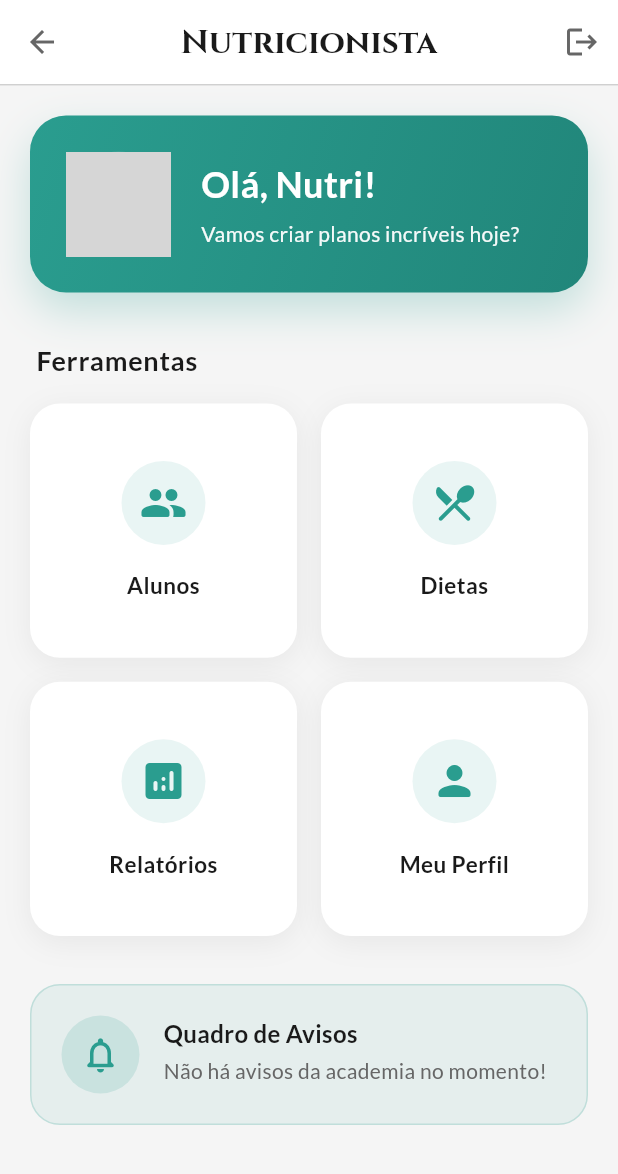
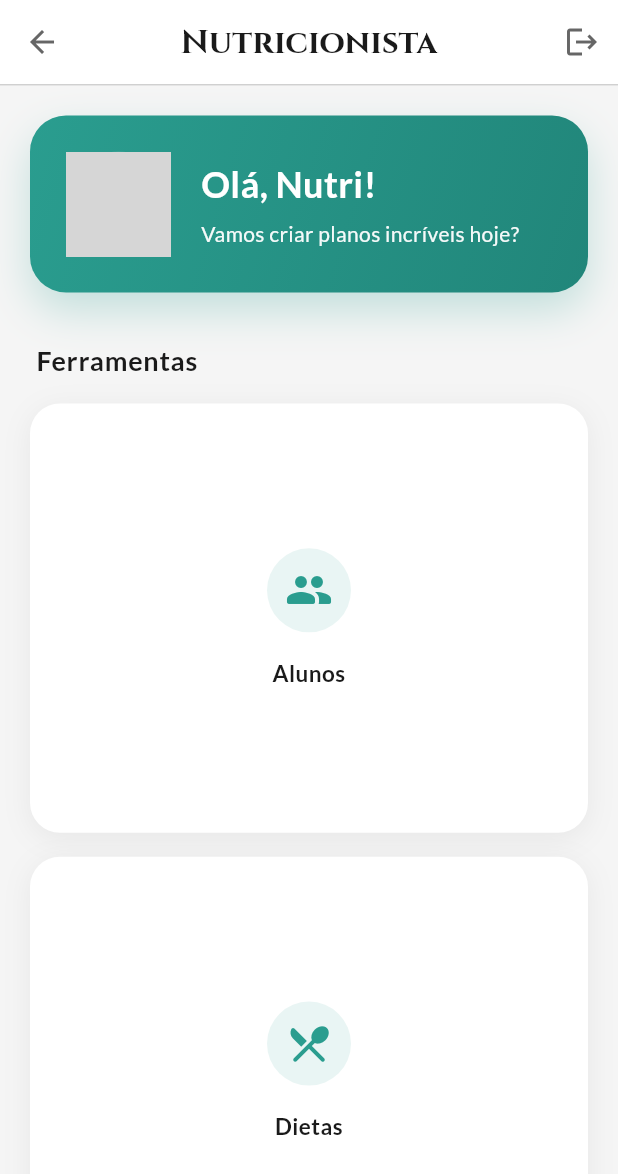
Before and after one commit to Danillo98/spartan_app, a Flutter app: the NutritionistDashboard screen opened directly, on a phone screen of 412 x 824 dp. Shown: the top 1174 px of the screen. Run offline on Flutter 3.47's test engine with Material 3 defaults, Android fonts, the phone set to English and light mode, and no system bars; our stand-ins replace firebase_core, firebase_messaging, flutter_secure_storage, google_fonts, image_picker, mask_text_input_formatter and 1 more; accounts and stored records are empty; network calls fail; grey boxes are pictures that could not be loaded.

Commit message:
Feat: Add Responsive Layout for Dashboards (Web/Desktop Support)

```diff
--- a/lib/screens/nutritionist/nutritionist_dashboard.dart
+++ b/lib/screens/nutritionist/nutritionist_dashboard.dart
@@ -7,6 +7,7 @@ import 'my_students_screen.dart';
 import 'nutritionist_profile_screen.dart';
 import '../../widgets/bulletin_board_card.dart';
 import 'reports/reports_list_screen.dart';
+import '../../widgets/responsive_utils.dart';
 
 class NutritionistDashboard extends StatefulWidget {
   const NutritionistDashboard({super.key});
@@ -155,6 +156,7 @@ class _NutritionistDashboardState extends State<NutritionistDashboard>
               child: SlideTransition(
                 position: _slideAnimation,
                 child: SingleChildScrollView(
+                  child: ResponsiveContainer(
                     padding: const EdgeInsets.all(20),
                     child: Column(
                       crossAxisAlignment: CrossAxisAlignment.start,
@@ -174,7 +176,8 @@ class _NutritionistDashboardState extends State<NutritionistDashboard>
                             borderRadius: BorderRadius.circular(24),
                             boxShadow: [
                               BoxShadow(
-                              color: const Color(0xFF2A9D8F).withOpacity(0.25),
+                                color:
+                                    const Color(0xFF2A9D8F).withOpacity(0.25),
                                 blurRadius: 24,
                                 offset: const Offset(0, 12),
                               ),
@@ -252,13 +255,9 @@ class _NutritionistDashboardState extends State<NutritionistDashboard>
                         const SizedBox(height: 16),
 
                         // Grid de funcionalidades modernizado
-                      GridView.count(
-                        shrinkWrap: true,
-                        physics: const NeverScrollableScrollPhysics(),
-                        crossAxisCount: 2,
-                        mainAxisSpacing: 16,
-                        crossAxisSpacing: 16,
-                        childAspectRatio: 1.05,
+                        ResponsiveGrid(
+                          spacing: 16,
+                          runSpacing: 16,
                           children: [
                             _buildModernFeatureCard(
                               title: 'Alunos',
@@ -319,6 +318,7 @@ class _NutritionistDashboardState extends State<NutritionistDashboard>
                         // Card de avisos modernizado
                         const BulletinBoardCard(baseColor: Color(0xFF2A9D8F)),
                       ],
+                    ),
                   ),
                 ),
               ),
--- a/lib/screens/trainer/trainer_dashboard.dart
+++ b/lib/screens/trainer/trainer_dashboard.dart
@@ -8,6 +8,7 @@ import 'my_students_screen.dart';
 import 'trainer_profile_screen.dart';
 import '../../widgets/bulletin_board_card.dart';
 import 'agenda/trainer_agenda_screen.dart';
+import '../../widgets/responsive_utils.dart';
 
 class TrainerDashboard extends StatefulWidget {
   const TrainerDashboard({super.key});
@@ -156,6 +157,7 @@ class _TrainerDashboardState extends State<TrainerDashboard>
               child: SlideTransition(
                 position: _slideAnimation,
                 child: SingleChildScrollView(
+                  child: ResponsiveContainer(
                     padding: const EdgeInsets.all(24),
                     child: Column(
                       crossAxisAlignment: CrossAxisAlignment.start,
@@ -236,13 +238,9 @@ class _TrainerDashboardState extends State<TrainerDashboard>
                         const SizedBox(height: 40),
 
                         // Grid de Menu
-                      GridView.count(
-                        shrinkWrap: true,
-                        physics: const NeverScrollableScrollPhysics(),
-                        crossAxisCount: 2,
-                        mainAxisSpacing: 16,
-                        crossAxisSpacing: 16,
-                        childAspectRatio: 1.1,
+                        ResponsiveGrid(
+                          spacing: 16,
+                          runSpacing: 16,
                           children: [
                             _buildMenuCard(
                               title: 'Meus Alunos',
@@ -305,6 +303,7 @@ class _TrainerDashboardState extends State<TrainerDashboard>
                         // Card de avisos
                         const BulletinBoardCard(baseColor: AppTheme.primaryRed),
                       ],
+                    ),
                   ),
                 ),
               ),
--- /dev/null
+++ b/lib/widgets/responsive_utils.dart
@@ -0,0 +1,76 @@
+import 'package:flutter/material.dart';
+
+/// Um container inteligente que limita a largura do conteúdo em telas grandes.
+/// Ideal para Web/Desktop para evitar que botões e cards fiquem esticados demais.
+class ResponsiveContainer extends StatelessWidget {
+  final Widget child;
+  final double maxWidth;
+  final EdgeInsetsGeometry? padding;
+
+  const ResponsiveContainer({
+    super.key,
+    required this.child,
+    this.maxWidth = 1200.0, // Largura máxima do conteúdo no PC
+    this.padding,
+  });
+
+  @override
+  Widget build(BuildContext context) {
+    return Center(
+      child: ConstrainedBox(
+        constraints: BoxConstraints(maxWidth: maxWidth),
+        child: Padding(
+          padding: padding ?? const EdgeInsets.all(0),
+          child: child,
+        ),
+      ),
+    );
+  }
+}
+
+/// Um Grid que se adapta:
+/// - 1 coluna no Celular
+/// - 2 colunas no Tablet
+/// - 3 colunas no PC (opcional)
+class ResponsiveGrid extends StatelessWidget {
+  final List<Widget> children;
+  final double spacing;
+  final double runSpacing;
+
+  const ResponsiveGrid({
+    super.key,
+    required this.children,
+    this.spacing = 16.0,
+    this.runSpacing = 16.0,
+  });
+
+  @override
+  Widget build(BuildContext context) {
+    final width = MediaQuery.of(context).size.width;
+    int crossAxisCount = 1;
+
+    if (width > 1100) {
+      crossAxisCount = 3; // PC Grande
+    } else if (width > 700) {
+      crossAxisCount = 2; // Tablet / PC Pequeno
+    }
+
+    // Se tiver poucos itens, não precisa criar colunas vazias
+    if (children.length < crossAxisCount) {
+      crossAxisCount = children.length > 0 ? children.length : 1;
+    }
+
+    return GridView.builder(
+      physics: const NeverScrollableScrollPhysics(),
+      shrinkWrap: true,
+      gridDelegate: SliverGridDelegateWithFixedCrossAxisCount(
+        crossAxisCount: crossAxisCount,
+        crossAxisSpacing: spacing,
+        mainAxisSpacing: runSpacing,
+        childAspectRatio: 1.3, // Cards um pouco mais retangulares
+      ),
+      itemCount: children.length,
+      itemBuilder: (context, index) => children[index],
+    );
+  }
+}
```
Lines whose indentation alone changed are shown as unchanged.
